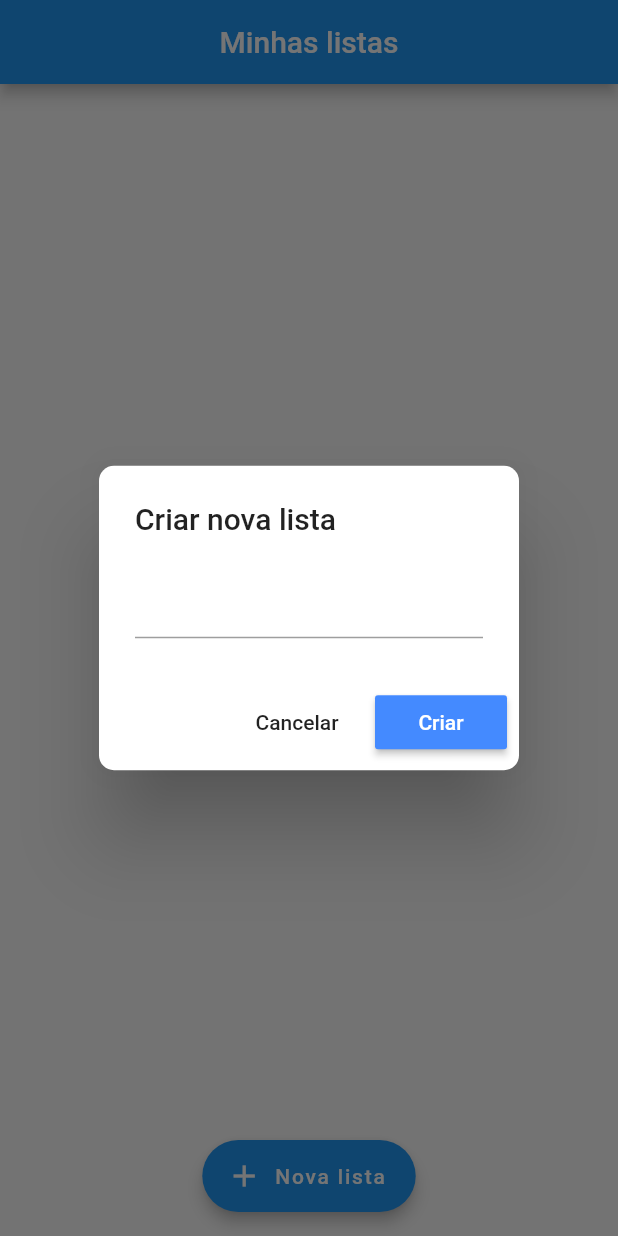
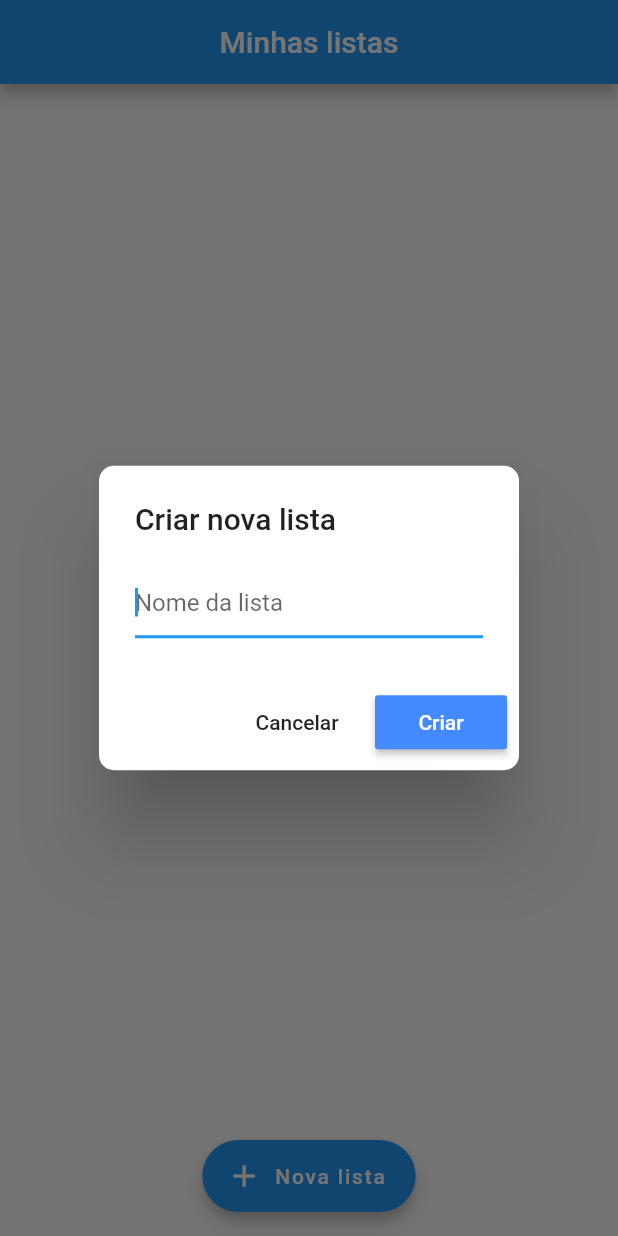
Before and after one commit to Fuerback/list_generator_app, a Flutter app: the screen it shows after launch, after a tap on "Nova lista", on a phone screen of 412 x 824 dp. Run offline on Flutter 3.47's test engine with Material 2 defaults, Android fonts, the phone set to English and light mode, and no system bars; our stand-ins replace sqflite; accounts and stored records are empty.

Commit message:
ajustes visuais e correção de bugs

```diff
--- a/lib/app/views/home_view.dart
+++ b/lib/app/views/home_view.dart
@@ -39,6 +39,7 @@ class _HomeViewState extends State<HomeView> {
         children: <Widget>[
           Expanded(
             child: RefreshIndicator(
+              backgroundColor: Colors.white,
               child: ListView.separated(
                 itemCount: _toDoList.length,
                 itemBuilder: (context, index) {
@@ -94,6 +95,7 @@ class _HomeViewState extends State<HomeView> {
                 title: Text("Criar nova lista"),
                 content: CustomTextField(
                   textEditingController: _listController,
+                  hintText: "Nome da lista",
                 ),
                 actions: [
                   FlatButton(
@@ -147,12 +149,13 @@ class _HomeViewState extends State<HomeView> {
                                       borderRadius: BorderRadius.circular(10)),
                                   title: Text("Editar Lista"),
                                   content: CustomTextField(
-                                    text: _toDoList[index].name,
+                                    hintText: _toDoList[index].name,
                                     textEditingController: _editListController,
                                   ),
                                   actions: [
                                     FlatButton(
                                         onPressed: () {
+                                          _editListController.text = "";
                                           Navigator.of(context).pop();
                                         },
                                         child: Text("Cancelar")),
--- a/lib/app/widgets/custom_text_field.dart
+++ b/lib/app/widgets/custom_text_field.dart
@@ -2,18 +2,18 @@ import 'package:flutter/material.dart';
 
 class CustomTextField extends StatelessWidget {
   final TextEditingController textEditingController;
-  final String text;
+  final String hintText;
 
-  const CustomTextField({Key key, this.textEditingController, this.text})
+  const CustomTextField({Key key, this.textEditingController, this.hintText})
       : super(key: key);
 
   @override
   Widget build(BuildContext context) {
     return TextField(
-      autofocus: false,
+      autofocus: true,
       controller: textEditingController,
       decoration: InputDecoration(
-          labelText: text, labelStyle: TextStyle(color: Colors.blueAccent)),
+          hintText: hintText, labelStyle: TextStyle(color: Colors.blueAccent)),
     );
   }
 }
```
Also changed, not shown: lib/app/views/list_details_view.dart (+6 -4 lines).
